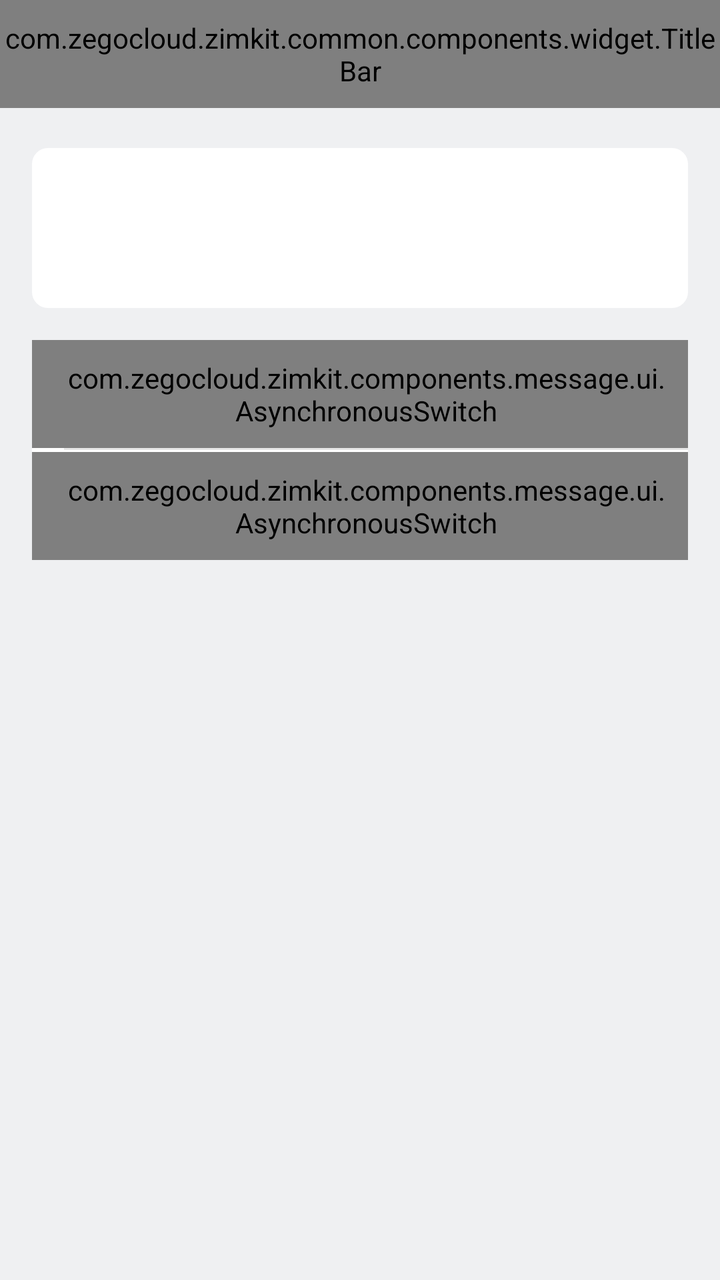
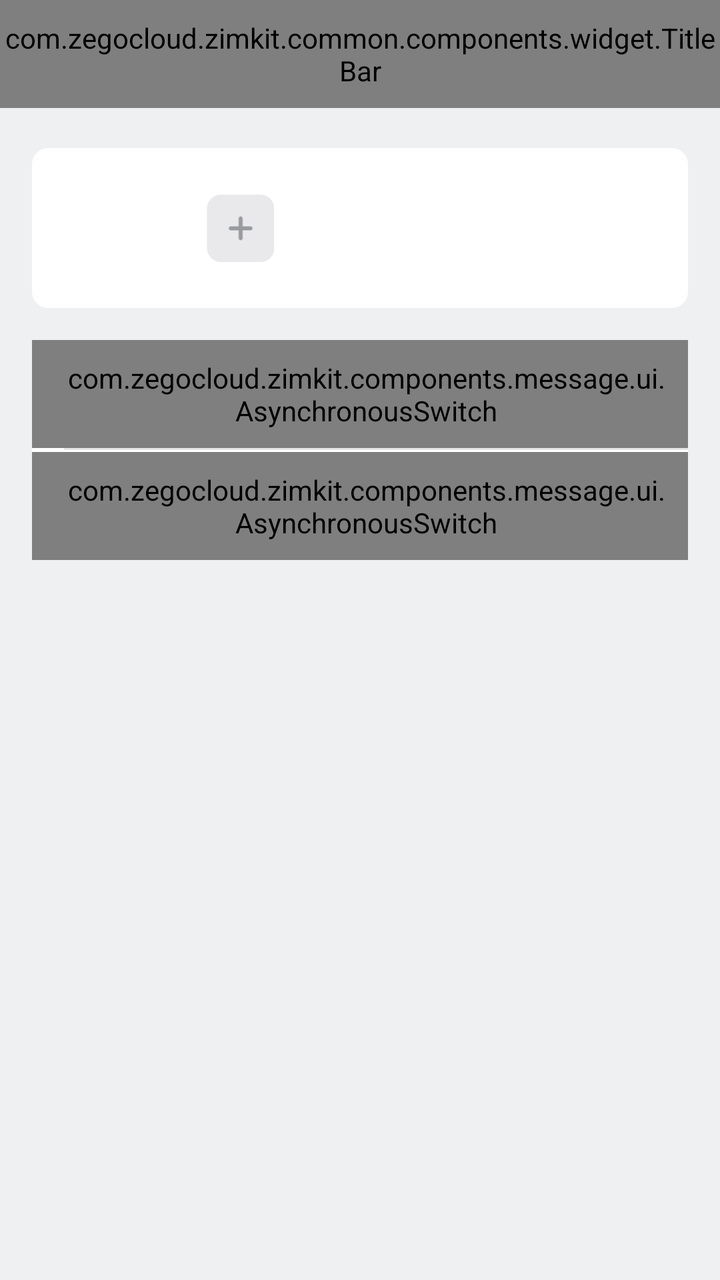

An Android layout rendered at two revisions. The XML below is the earlier revision; the diff shows what the commit changed to produce the second picture.
<!-- AndroidManifest.xml: another module's application theme AppTheme.NoActionBar -->
<!-- res/layout/activity_private_chat_setting.xml -->
<?xml version="1.0" encoding="utf-8"?>
<layout xmlns:android="http://schemas.android.com/apk/res/android"
  xmlns:app="http://schemas.android.com/apk/res-auto"
  xmlns:tools="http://schemas.android.com/tools">

  <data>

  </data>

  <androidx.constraintlayout.widget.ConstraintLayout
    android:id="@+id/main"
    android:layout_width="match_parent"
    android:layout_height="match_parent"
    android:background="@color/white">

    <com.zegocloud.zimkit.common.components.widget.TitleBar
      android:id="@+id/title_bar"
      android:layout_width="match_parent"
      android:layout_height="@dimen/title_bar_height"
      app:layout_constraintTop_toTopOf="parent" />

    <androidx.constraintlayout.widget.ConstraintLayout
      android:id="@+id/content"
      android:layout_width="match_parent"
      android:layout_height="0dp"
      android:background="@color/color_eff0f2"
      android:paddingStart="16dp"
      android:paddingEnd="16dp"
      app:layout_constraintBottom_toBottomOf="parent"
      app:layout_constraintTop_toBottomOf="@+id/title_bar"
      app:layout_constraintVertical_bias="0.0"
      tools:layout_editor_absoluteX="0dp">

      <androidx.constraintlayout.widget.ConstraintLayout
        android:id="@+id/contact_info"
        android:layout_width="match_parent"
        android:layout_height="80dp"
        android:layout_marginTop="20dp"
        android:background="@drawable/zimkit_shape_8dp_white"
        app:layout_constraintTop_toTopOf="parent">

        <ImageView
          android:id="@+id/contact_icon"
          android:layout_width="48dp"
          android:layout_height="48dp"
          android:layout_marginStart="16dp"
          app:layout_constraintBottom_toBottomOf="parent"
          app:layout_constraintStart_toStartOf="parent"
          app:layout_constraintTop_toTopOf="parent" />

        <TextView
          android:id="@+id/contact_name"
          android:layout_width="wrap_content"
          android:layout_height="wrap_content"
          android:layout_marginStart="12dp"
          android:textColor="@color/color_2a2a2a"
          android:textSize="17sp"
          app:layout_constraintBottom_toBottomOf="@+id/contact_icon"
          app:layout_constraintStart_toEndOf="@+id/contact_icon"
          app:layout_constraintTop_toTopOf="@+id/contact_icon" />
      </androidx.constraintlayout.widget.ConstraintLayout>

      <LinearLayout
        android:id="@+id/chat_setting"
        android:layout_width="match_parent"
        android:layout_height="wrap_content"
        android:layout_marginTop="16dp"
        android:background="@drawable/zimkit_shape_8dp_white"
        android:orientation="vertical"
        app:layout_constraintTop_toBottomOf="@+id/contact_info">

        <com.zegocloud.zimkit.components.message.ui.AsynchronousSwitch
          android:id="@+id/do_not_disturb"
          android:layout_width="match_parent"
          android:layout_height="54dp"
          android:background="?selectableItemBackground"
          android:gravity="center_vertical"
          android:paddingStart="15dp"
          android:textColor="@color/color_2a2a2a"
          android:paddingEnd="9dp"
          android:text="@string/do_not_disturb"
          android:textSize="15sp" />

        <View
          android:layout_width="match_parent"
          android:layout_height="1dp"
          android:layout_marginStart="16dp"
          android:background="@color/color_e6e6e6" />

        <com.zegocloud.zimkit.components.message.ui.AsynchronousSwitch
          android:id="@+id/pin_chat"
          android:layout_width="match_parent"
          android:layout_height="54dp"
          android:layout_marginTop="1dp"
          android:textColor="@color/color_2a2a2a"
          android:background="?selectableItemBackground"
          android:gravity="center_vertical"
          android:paddingStart="15dp"
          android:paddingEnd="9dp"
          android:text="@string/chat_pin"
          android:textSize="15sp" />
      </LinearLayout>
    </androidx.constraintlayout.widget.ConstraintLayout>


  </androidx.constraintlayout.widget.ConstraintLayout>
</layout>
<!-- resources referenced by this layout -->
<resources>
  <color name="color_2a2a2a">#2A2A2A</color>
  <color name="color_e6e6e6">#E6E6E6</color>
  <color name="color_eff0f2">#EFF0F2</color>
  <color name="white">#FFFFFFFF</color>
  <dimen name="title_bar_height">54dp</dimen>
  <!-- drawable zimkit_shape_8dp_white (drawable) -->
  <?xml version="1.0" encoding="utf-8"?>
  <shape xmlns:android="http://schemas.android.com/apk/res/android">
      <solid android:color="@color/white" />
      <corners android:radius="8dp" />
  </shape>
  <string name="chat_pin">聊天置顶</string>
  <string name="do_not_disturb">聊天免打扰</string>
  <style name="AppTheme.NoActionBar" parent="Theme.MaterialComponents.Light.NoActionBar">
      <item name="windowActionBar">false</item>
      <item name="windowNoTitle">true</item>
      <item name="android:windowNoTitle">true</item>
      <item name="android:windowActionBar">false</item>
    </style>
</resources>

<!-- the commit's change to res/layout/activity_private_chat_setting.xml (unified diff, before → after) -->
@@ -53,11 +53,34 @@
           android:layout_width="wrap_content"
           android:layout_height="wrap_content"
           android:layout_marginStart="12dp"
+          android:layout_marginEnd="8dp"
+          android:ellipsize="end"
+          android:maxLines="1"
           android:textColor="@color/color_2a2a2a"
           android:textSize="17sp"
+          app:layout_constrainedWidth="true"
           app:layout_constraintBottom_toBottomOf="@+id/contact_icon"
+          app:layout_constraintEnd_toStartOf="@+id/contact_add"
+          app:layout_constraintHorizontal_bias="0"
+          app:layout_constraintHorizontal_chainStyle="packed"
           app:layout_constraintStart_toEndOf="@+id/contact_icon"
           app:layout_constraintTop_toTopOf="@+id/contact_icon" />
+
+        
+        <ImageView
+          android:id="@+id/contact_add"
+          android:layout_width="40dp"
+          android:layout_height="40dp"
+          android:layout_marginEnd="8dp"
+          android:background="?attr/selectableItemBackgroundBorderless"
+          android:contentDescription="@string/zimkit_start_group_chat"
+          android:padding="3dp"
+          android:scaleType="fitCenter"
+          android:src="@drawable/zimkit_icon_member_add"
+          app:layout_constraintBottom_toBottomOf="parent"
+          app:layout_constraintEnd_toEndOf="parent"
+          app:layout_constraintStart_toEndOf="@+id/contact_name"
+          app:layout_constraintTop_toTopOf="parent" />
       </androidx.constraintlayout.widget.ConstraintLayout>
 
       <LinearLayout
<!-- resource entries referenced after the edit -->
@@ -5,6 +5,7 @@
   <color name="color_eff0f2">#EFF0F2</color>
   <color name="white">#FFFFFFFF</color>
   <dimen name="title_bar_height">54dp</dimen>
+  <!-- drawable zimkit_icon_member_add: png bitmap (drawable-xxhdpi, 2005 bytes) -->
   <!-- drawable zimkit_shape_8dp_white (drawable) -->
   <?xml version="1.0" encoding="utf-8"?>
   <shape xmlns:android="http://schemas.android.com/apk/res/android">
@@ -13,6 +14,7 @@
   </shape>
   <string name="chat_pin">聊天置顶</string>
   <string name="do_not_disturb">聊天免打扰</string>
+  <string name="zimkit_start_group_chat">发起群聊</string>
   <style name="AppTheme.NoActionBar" parent="Theme.MaterialComponents.Light.NoActionBar">
       <item name="windowActionBar">false</item>
       <item name="windowNoTitle">true</item>
